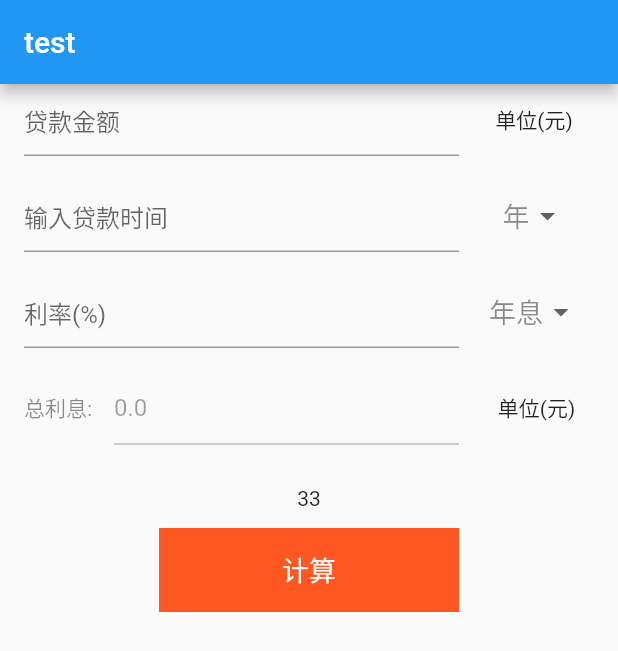
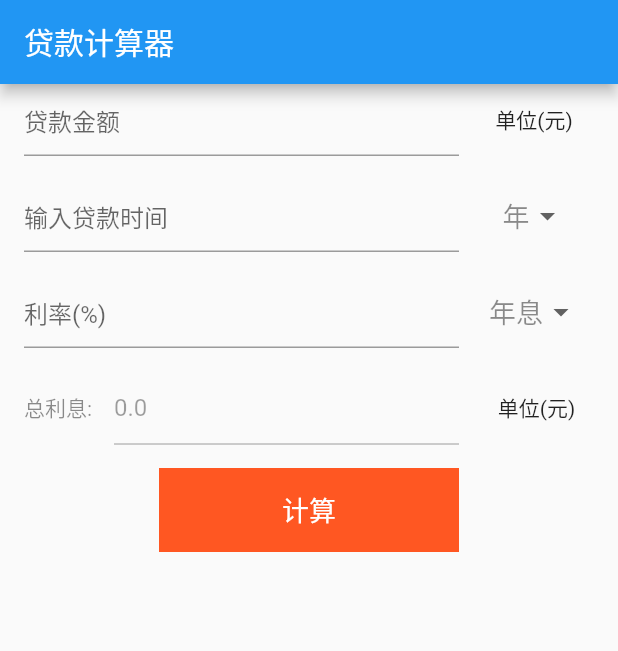
Before and after one commit to WTree/LoanCalculate, a Flutter app: the screen it shows after launch, on a phone screen of 412 x 824 dp. Shown: the top 651 px of the screen. Run offline on Flutter 3.47's test engine with Material 2 defaults, Android fonts, the phone set to English and light mode, and no system bars; our stand-ins replace fluttertoast.

Commit message:
修改名字

```diff
--- a/lib/view/loan_page.dart
+++ b/lib/view/loan_page.dart
@@ -1,22 +1,22 @@
 import 'package:flutter/material.dart';
 import 'package:flutter/services.dart';
+import 'package:loan_calc/ctrl/SpnnerControl.dart';
+import 'package:loan_calc/member/LoanInfo.dart';
 import 'package:loan_calc/utils/ToastUtils.dart';
+import 'package:loan_calc/utils/calc.dart';
 import 'package:loan_calc/view/date_drop_down.dart';
 import 'package:loan_calc/view/rate_drop_down.dart';
-import 'package:loan_calc/ctrl/SpnnerControl.dart';
-import 'package:loan_calc/member/LoanInfo.dart';
-import 'package:loan_calc/utils/calc.dart';
 
 class LoanActivity extends StatelessWidget {
   @override
   Widget build(BuildContext context) {
     // TODO: implement build
     return MaterialApp(
-      title: 'Flutter Demo',
+      title: '贷款计算器',
       theme: ThemeData(
         primarySwatch: Colors.blue,
       ),
-      home: MyLoadPage(title: "test"),
+      home: MyLoadPage(title: "贷款计算器"),
     );
   }
 }
@@ -41,15 +41,12 @@ class _MyLoadPageState extends State<MyLoadPage> {
   final TextEditingController timeController = new TextEditingController();
   final TextEditingController rateController = new TextEditingController();
 
-
-
-
-  SpnnerControl spnnerTimeControl=new SpnnerControl();
-  SpnnerControl spnnerRateCtrl=new SpnnerControl();
+  SpnnerControl spnnerTimeControl = new SpnnerControl();
+  SpnnerControl spnnerRateCtrl = new SpnnerControl();
 
   bool isCanInputRateMomey = false;
   double rateMoney = 0;
-  String displayDetail="";
+  String displayDetail = "";
 
   void checkAndCalc(TapUpDetails details) {
     if (moneyController.text.isEmpty) {
@@ -57,58 +54,49 @@ class _MyLoadPageState extends State<MyLoadPage> {
       return null;
     }
 
-    if(timeController.text.isEmpty){
+    if (timeController.text.isEmpty) {
       showTaost("时间不能为空");
       return null;
     }
 
-    if(rateController.text.isEmpty){
+    if (rateController.text.isEmpty) {
       showTaost("利息不能为空");
       return null;
     }
 
-    double money=double.parse(moneyController.text);
+    double money = double.parse(moneyController.text);
 
-    int time=int.parse(timeController.text);
+    int time = int.parse(timeController.text);
 
-    double rate=double.parse(rateController.text);
+    double rate = double.parse(rateController.text);
 
+    int rateType = RATE.YEAR;
 
-    int rateType=RATE.YEAR;
+    int timeType = TIME.YEAR;
 
-
-    int timeType=TIME.YEAR;
-
-    if("月"==spnnerTimeControl.value){
-      timeType=TIME.MONTH;
-    }else if("日" == spnnerTimeControl.value){
-      timeType=TIME.DAY;
-    }else{
-      timeType=TIME.YEAR;
+    if ("月" == spnnerTimeControl.value) {
+      timeType = TIME.MONTH;
+    } else if ("日" == spnnerTimeControl.value) {
+      timeType = TIME.DAY;
+    } else {
+      timeType = TIME.YEAR;
     }
 
-    if("月息"==spnnerRateCtrl.value){
-      rateType=RATE.MONTH;
-    }else if("日息" == spnnerRateCtrl.value){
-      rateType=RATE.DAY;
-    }else{
-      rateType=RATE.YEAR;
+    if ("月息" == spnnerRateCtrl.value) {
+      rateType = RATE.MONTH;
+    } else if ("日息" == spnnerRateCtrl.value) {
+      rateType = RATE.DAY;
+    } else {
+      rateType = RATE.YEAR;
     }
 
-
-    LoandInfo info=calc(money, rate, time, rateType, timeType);
+    LoandInfo info = calc(money, rate, time, rateType, timeType);
 
     setState(() {
-      rateMoney=info.interestTotal;
-      displayDetail=info.toString();
+      rateMoney = info.interestTotal;
+      displayDetail = info.toString();
     });
-
-
-
-
-
   }
-
 
   @override
   Widget build(BuildContext context) {
@@ -121,9 +109,8 @@ class _MyLoadPageState extends State<MyLoadPage> {
       ),
       body: Container(
         margin: EdgeInsets.only(left: 16, right: 16),
-        child: Column(
-            mainAxisAlignment: MainAxisAlignment.start,
-            children: <Widget>[
+        child: Column(mainAxisAlignment: MainAxisAlignment.start, children: <
+            Widget>[
           SizedBox(
               height: 48,
               child: Row(
@@ -192,14 +179,16 @@ class _MyLoadPageState extends State<MyLoadPage> {
                 height: 48,
                 child: Row(
                   children: <Widget>[
-
-                        SizedBox(width: 60, child: Align( alignment: Alignment.centerLeft,child: Text("总利息:",style: TextStyle(color: Colors.black45)))),
+                    SizedBox(
+                        width: 60,
+                        child: Align(
+                            alignment: Alignment.centerLeft,
+                            child: Text("总利息:",
+                                style: TextStyle(color: Colors.black45)))),
                     Expanded(
-
                       child: TextField(
                         obscureText: false,
                         //是否是密码
-
 
                         keyboardType: TextInputType.number,
                         //数字输入
@@ -222,23 +211,6 @@ class _MyLoadPageState extends State<MyLoadPage> {
             },
           ),
           SizedBox(height: 16),
-
-
-             new  InkWell(
-
-                onTap: (){
-//                  Scaffold.of(context).showSnackBar(new SnackBar(content: Text("测试")));
-                }
-                ,child: Container(
-
-                padding: EdgeInsets.all(12),
-                child: Text("33"),
-              ),
-
-
-              ),
-
-
           GestureDetector(
             child: Container(
               color: Colors.deepOrange,
@@ -252,16 +224,13 @@ class _MyLoadPageState extends State<MyLoadPage> {
                       style: TextStyle(fontSize: 18, color: Colors.white),
                     )),
               ),
-
-
             ),
-
             onTapUp: checkAndCalc,
           ),
-
           SizedBox(height: 16),
-              SizedBox(height: 150,child: SingleChildScrollView(child:  Text("$displayDetail")))
-
+          SizedBox(
+              height: 150,
+              child: SingleChildScrollView(child: Text("$displayDetail")))
         ]),
       ),
     );
```
Also changed, not shown: 1 other file. Lines whose indentation alone changed are shown as unchanged.
